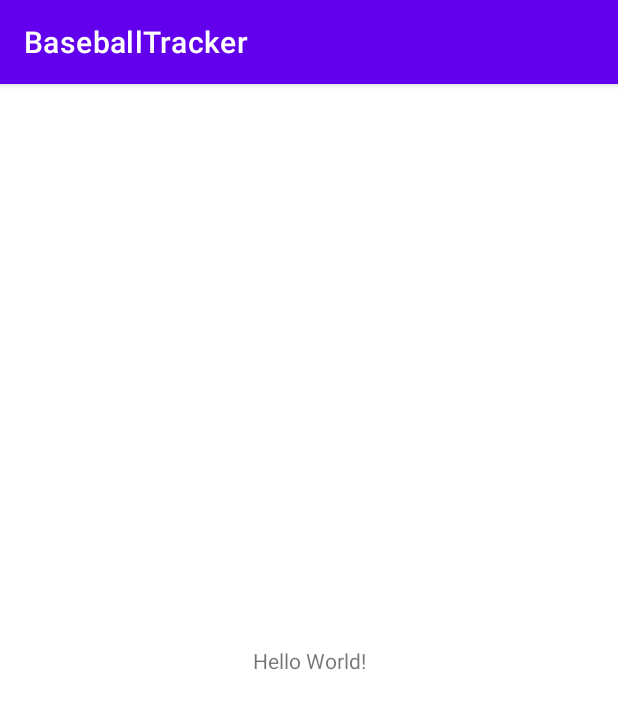
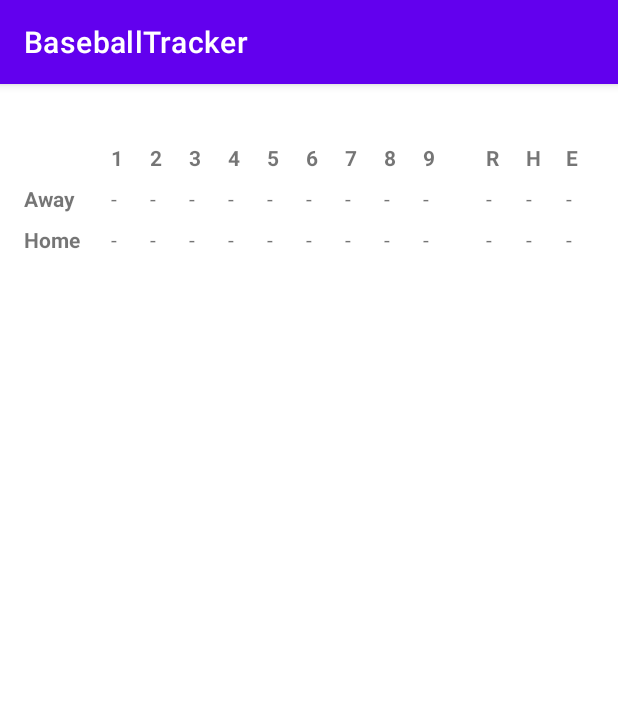
Before and after one commit to gferiancek/ADND, an Android app: the screen it shows after launch (MainActivity), on a phone screen of 412 x 824 dp. Shown: the top 709 px of the screen. Run offline under Robolectric (Android 15) with nearby library versions, the phone set to English and light mode, and no system bars.

Commit message:
General Setup for the Scoreboard Header Layout

```diff
--- a/app/src/main/res/layout/activity_main.xml
+++ b/app/src/main/res/layout/activity_main.xml
@@ -1,18 +1,70 @@
 <?xml version="1.0" encoding="utf-8"?>
-<androidx.constraintlayout.widget.ConstraintLayout xmlns:android="http://schemas.android.com/apk/res/android"
+<LinearLayout xmlns:android="http://schemas.android.com/apk/res/android"
     xmlns:app="http://schemas.android.com/apk/res-auto"
     xmlns:tools="http://schemas.android.com/tools"
     android:layout_width="match_parent"
     android:layout_height="match_parent"
-    tools:context=".MainActivity">
+    tools:context=".MainActivity"
+    android:orientation="vertical">
 
-    <TextView
-        android:layout_width="wrap_content"
-        android:layout_height="wrap_content"
-        android:text="Hello World!"
-        app:layout_constraintBottom_toBottomOf="parent"
-        app:layout_constraintLeft_toLeftOf="parent"
-        app:layout_constraintRight_toRightOf="parent"
-        app:layout_constraintTop_toTopOf="parent" />
+    <RelativeLayout
+        android:layout_width="match_parent"
+        android:layout_height="0dp"
+        android:layout_weight="1">
 
-</androidx.constraintlayout.widget.ConstraintLayout>
+        <TextView
+            android:id="@+id/away_textview"
+            android:layout_width="wrap_content"
+            android:layout_height="wrap_content"
+            android:layout_alignParentStart="true"
+            android:layout_centerVertical="true"
+            android:text="Away"
+            android:textStyle="bold"
+            android:paddingStart="16dp"
+            android:paddingEnd="16dp"
+            android:layout_marginBottom="8dp"
+            android:layout_marginTop="8dp"/>
+
+        <TextView
+            android:id="@+id/home_textview"
+            android:layout_width="wrap_content"
+            android:layout_height="wrap_content"
+            android:layout_alignParentStart="true"
+            android:layout_below="@id/away_textview"
+            android:text="Home"
+            android:textStyle="bold"
+            android:paddingStart="16dp"
+            android:paddingEnd="16dp" />
+
+        <include layout="@layout/inning"
+            android:id="@+id/away_include"
+            android:layout_width="wrap_content"
+            android:layout_height="wrap_content"
+            android:layout_toEndOf="@id/away_textview"
+            android:layout_alignParentEnd="true"
+            android:layout_alignTop="@id/away_textview"
+            android:layout_marginEnd="16dp" />
+
+        <include layout="@layout/inning"
+            android:id="@+id/home_include"
+            android:layout_width="wrap_content"
+            android:layout_height="wrap_content"
+            android:layout_alignStart="@id/away_include"
+            android:layout_alignEnd="@id/away_include"
+            android:layout_alignTop="@id/home_textview" />
+
+        <include layout="@layout/inning_header"
+            style="@style/inningHeader"
+            android:layout_width="wrap_content"
+            android:layout_height="wrap_content"
+            android:layout_alignStart="@id/away_include"
+            android:layout_alignEnd="@id/away_include"
+            android:layout_above="@id/away_textview" />
+    </RelativeLayout>
+
+    <RelativeLayout
+        android:layout_width="match_parent"
+        android:layout_height="0dp"
+        android:layout_weight="4" />
+
+</LinearLayout>
--- /dev/null
+++ b/app/src/main/res/layout/inning.xml
@@ -0,0 +1,113 @@
+<?xml version="1.0" encoding="utf-8"?>
+<LinearLayout
+    xmlns:android="http://schemas.android.com/apk/res/android" android:layout_width="match_parent"
+    android:layout_height="match_parent">
+
+    <TextView
+        android:id="@+id/inning_one"
+        android:layout_width="0dp"
+        android:layout_height="wrap_content"
+        android:layout_weight="1"
+        android:text="-"
+        android:layout_marginStart="8dp"
+        android:layout_marginEnd="8dp" />
+
+    <TextView
+        android:id="@+id/inning_two"
+        android:layout_width="0dp"
+        android:layout_height="wrap_content"
+        android:layout_weight="1"
+        android:text="-"
+        android:layout_marginStart="8dp"
+        android:layout_marginEnd="8dp" />
+
+    <TextView
+        android:id="@+id/inning_three"
+        android:layout_width="0dp"
+        android:layout_height="wrap_content"
+        android:layout_weight="1"
+        android:text="-"
+        android:layout_marginStart="8dp"
+        android:layout_marginEnd="8dp" />
+
+    <TextView
+        android:id="@+id/inning_four"
+        android:layout_width="0dp"
+        android:layout_height="wrap_content"
+        android:layout_weight="1"
+        android:text="-"
+        android:layout_marginStart="8dp"
+        android:layout_marginEnd="8dp" />
+
+    <TextView
+        android:id="@+id/inning_five"
+        android:layout_width="0dp"
+        android:layout_height="wrap_content"
+        android:layout_weight="1"
+        android:text="-"
+        android:layout_marginStart="8dp"
+        android:layout_marginEnd="8dp" />
+
+    <TextView
+        android:id="@+id/inning_six"
+        android:layout_width="0dp"
+        android:layout_height="wrap_content"
+        android:layout_weight="1"
+        android:text="-"
+        android:layout_marginStart="8dp"
+        android:layout_marginEnd="8dp" />
+
+    <TextView
+        android:id="@+id/inning_seven"
+        android:layout_width="0dp"
+        android:layout_height="wrap_content"
+        android:layout_weight="1"
+        android:text="-"
+        android:layout_marginStart="8dp"
+        android:layout_marginEnd="8dp" />
+
+    <TextView
+        android:id="@+id/inning_eight"
+        android:layout_width="0dp"
+        android:layout_height="wrap_content"
+        android:layout_weight="1"
+        android:text="-"
+        android:layout_marginStart="8dp"
+        android:layout_marginEnd="8dp" />
+
+    <TextView
+        android:id="@+id/inning_nine"
+        android:layout_width="0dp"
+        android:layout_height="wrap_content"
+        android:layout_weight="1"
+        android:text="-"
+        android:layout_marginStart="8dp"
+        android:layout_marginEnd="24dp" />
+
+    <TextView
+        android:id="@+id/run_textview"
+        android:layout_width="0dp"
+        android:layout_height="wrap_content"
+        android:layout_weight="1"
+        android:text="-"
+        android:layout_marginStart="8dp"
+        android:layout_marginEnd="8dp" />
+
+    <TextView
+        android:id="@+id/hit_textview"
+        android:layout_width="0dp"
+        android:layout_height="wrap_content"
+        android:layout_weight="1"
+        android:text="-"
+        android:layout_marginStart="8dp"
+        android:layout_marginEnd="8dp" />
+
+    <TextView
+        android:id="@+id/error_textview"
+        android:layout_width="0dp"
+        android:layout_height="wrap_content"
+        android:layout_weight="1"
+        android:text="-"
+        android:layout_marginStart="8dp"
+        android:layout_marginEnd="8dp" />
+</LinearLayout>
--- /dev/null
+++ b/app/src/main/res/layout/inning_header.xml
@@ -0,0 +1,113 @@
+<?xml version="1.0" encoding="utf-8"?>
+<LinearLayout
+    xmlns:android="http://schemas.android.com/apk/res/android" android:layout_width="match_parent"
+    android:layout_height="match_parent">
+
+    <TextView
+        android:layout_width="0dp"
+        android:layout_height="wrap_content"
+        android:layout_weight="1"
+        android:text="1"
+        android:layout_marginStart="8dp"
+        android:layout_marginEnd="8dp"
+        android:textStyle="bold"/>
+
+    <TextView
+        android:layout_width="0dp"
+        android:layout_height="wrap_content"
+        android:layout_weight="1"
+        android:text="2"
+        android:layout_marginStart="8dp"
+        android:layout_marginEnd="8dp"
+        android:textStyle="bold"/>
+
+    <TextView
+        android:layout_width="0dp"
+        android:layout_height="wrap_content"
+        android:layout_weight="1"
+        android:text="3"
+        android:layout_marginStart="8dp"
+        android:layout_marginEnd="8dp"
+        android:textStyle="bold"/>
+
+    <TextView
+        android:layout_width="0dp"
+        android:layout_height="wrap_content"
+        android:layout_weight="1"
+        android:text="4"
+        android:layout_marginStart="8dp"
+        android:layout_marginEnd="8dp"
+        android:textStyle="bold"/>
+
+    <TextView
+        android:layout_width="0dp"
+        android:layout_height="wrap_content"
+        android:layout_weight="1"
+        android:text="5"
+        android:layout_marginStart="8dp"
+        android:layout_marginEnd="8dp"
+        android:textStyle="bold"/>
+
+    <TextView
+        android:layout_width="0dp"
+        android:layout_height="wrap_content"
+        android:layout_weight="1"
+        android:text="6"
+        android:layout_marginStart="8dp"
+        android:layout_marginEnd="8dp"
+        android:textStyle="bold"/>
+
+    <TextView
+        android:layout_width="0dp"
+        android:layout_height="wrap_content"
+        android:layout_weight="1"
+        android:text="7"
+        android:layout_marginStart="8dp"
+        android:layout_marginEnd="8dp"
+        android:textStyle="bold"/>
+
+    <TextView
+        android:layout_width="0dp"
+        android:layout_height="wrap_content"
+        android:layout_weight="1"
+        android:text="8"
+        android:layout_marginStart="8dp"
+        android:layout_marginEnd="8dp"
+        android:textStyle="bold"/>
+
+    <TextView
+        android:layout_width="0dp"
+        android:layout_height="wrap_content"
+        android:layout_weight="1"
+        android:text="9"
+        android:layout_marginStart="8dp"
+        android:layout_marginEnd="24dp"
+        android:textStyle="bold"/>
+
+    <TextView
+        android:layout_width="0dp"
+        android:layout_height="wrap_content"
+        android:layout_weight="1"
+        android:text="R"
+        android:layout_marginStart="8dp"
+        android:layout_marginEnd="8dp"
+        android:textStyle="bold"/>
+
+    <TextView
+        android:layout_width="0dp"
+        android:layout_height="wrap_content"
+        android:layout_weight="1"
+        android:text="H"
+        android:layout_marginStart="8dp"
+        android:layout_marginEnd="8dp"
+        android:textStyle="bold"/>
+
+    <TextView
+        android:layout_width="0dp"
+        android:layout_height="wrap_content"
+        android:layout_weight="1"
+        android:text="E"
+        android:layout_marginStart="8dp"
+        android:layout_marginEnd="8dp"
+        android:textStyle="bold"/>
+</LinearLayout>
--- a/app/src/main/res/values/themes.xml
+++ b/app/src/main/res/values/themes.xml
@@ -13,4 +13,8 @@
         <item name="android:statusBarColor" tools:targetApi="l">?attr/colorPrimaryVariant</item>
         <!-- Customize your theme here. -->
     </style>
+
+    <style name="inningHeader">
+        <item name="android:textStyle">bold</item>
+    </style>
 </resources>
```
